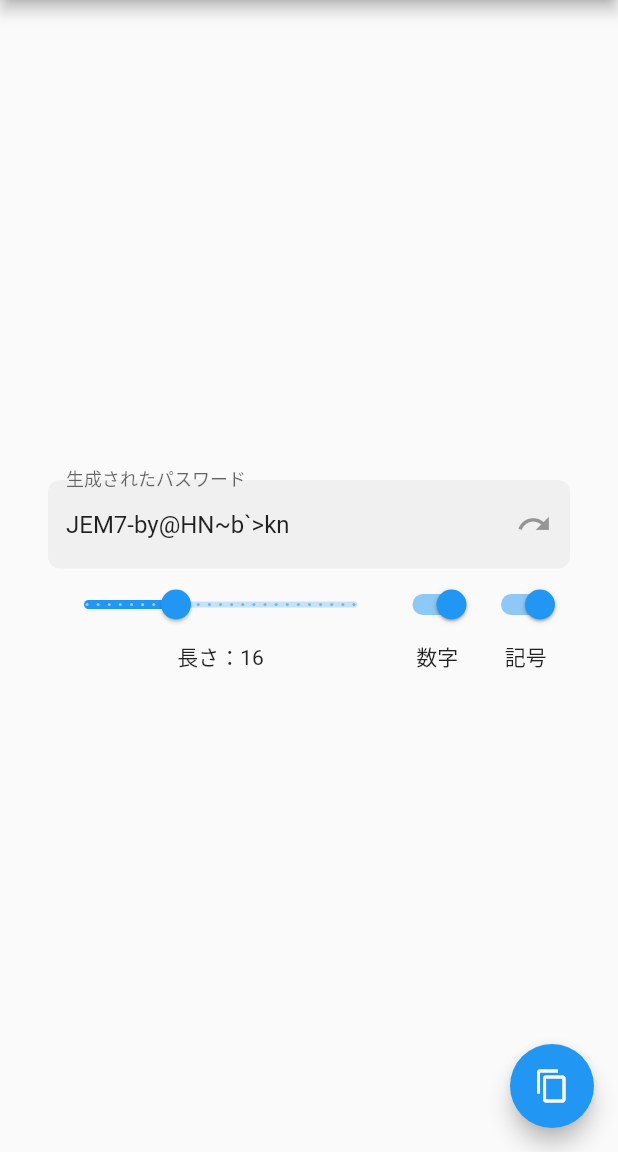
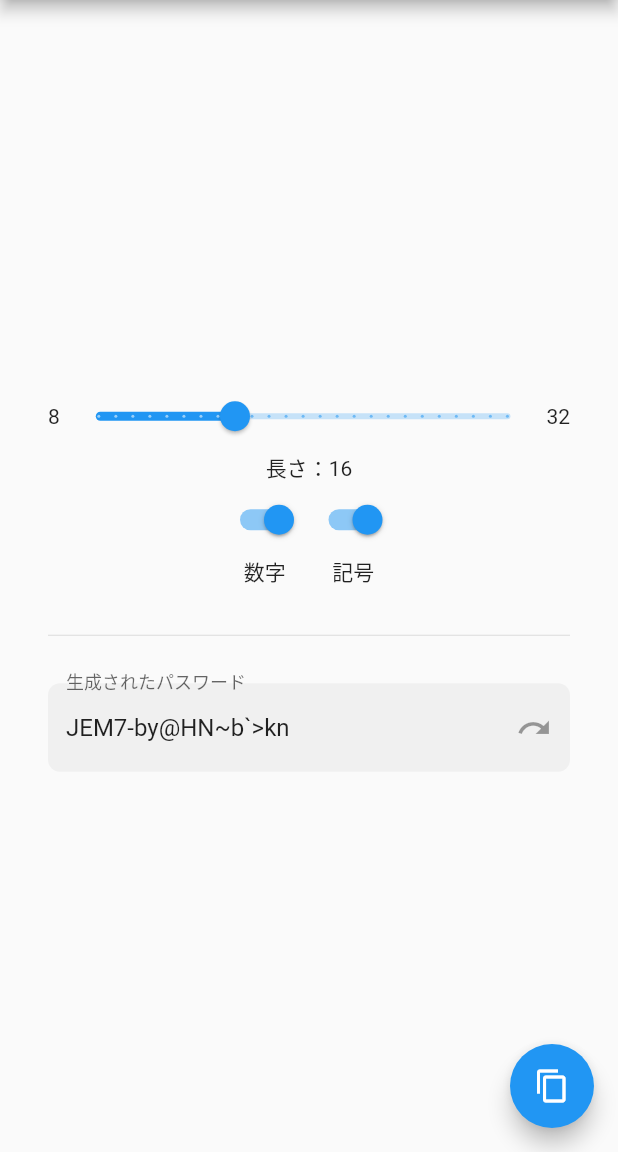
Before and after one commit to hdfln/password-generator, a Flutter app: the screen it shows after launch, on a phone screen of 412 x 824 dp, the part 84-1236 px from its top. Run offline on Flutter 3.47's test engine with Material 2 defaults, Android fonts, the phone set to English and light mode, and no system bars.

Commit message:
Change Order

```diff
--- a/lib/main.dart
+++ b/lib/main.dart
@@ -32,6 +32,8 @@ class MyHomePage extends StatefulWidget {
 }
 
 class _MyHomePageState extends State<MyHomePage> {
+  final int _minLength = 8;
+  final int _maxLength = 32;
   int _length = 16;
   bool _withNumber = true;
   bool _withSymbol = true;
@@ -72,6 +74,56 @@ class _MyHomePageState extends State<MyHomePage> {
           child: Column(
             mainAxisAlignment: MainAxisAlignment.center,
             children: <Widget>[
+              Column(
+                children: [
+                  Row(
+                    children: [
+                      Text(_minLength.toString()),
+                      Expanded(
+                        child: Slider(
+                          value: _length.toDouble(),
+                          min: _minLength.toDouble(),
+                          max: _maxLength.toDouble(),
+                          divisions: _maxLength - _minLength,
+                          label: _length.toString(),
+                          onChanged: (double value) {
+                            setState(() {
+                              _length = value.round().toInt();
+                              _updatePassword();
+                            });
+                          },
+                        ),
+                      ),
+                      Text(_maxLength.toString()),
+                    ],
+                  ),
+                  Text('長さ：$_length'),
+                  Row(
+                    mainAxisAlignment: MainAxisAlignment.center,
+                    children: [
+                      SwitchWithLabel(
+                        label: '数字',
+                        callbackOnChanged: (bool? value) {
+                          setState(() {
+                            _withNumber = value!;
+                            _updatePassword();
+                          });
+                        },
+                      ),
+                      SwitchWithLabel(
+                        label: '記号',
+                        callbackOnChanged: (bool? value) {
+                          setState(() {
+                            _withSymbol = value!;
+                            _updatePassword();
+                          });
+                        },
+                      ),
+                    ],
+                  ),
+                ],
+              ),
+              Divider(height: 64),
               TextFormField(
                 controller: _controller,
                 readOnly: true,
@@ -100,49 +152,6 @@ class _MyHomePageState extends State<MyHomePage> {
                     },
                   ),
                 ),
-              ),
-              Row(
-                mainAxisAlignment: MainAxisAlignment.center,
-                children: [
-                  Expanded(
-                    child: Column(
-                      children: [
-                        Slider(
-                          value: _length.toDouble(),
-                          min: 8,
-                          max: 32,
-                          divisions: 24,
-                          label: _length.toString(),
-                          onChanged: (double value) {
-                            setState(() {
-                              _length = value.round().toInt();
-                              _updatePassword();
-                            });
-                          },
-                        ),
-                        Text('長さ：$_length'),
-                      ],
-                    ),
-                  ),
-                  SwitchWithLabel(
-                    label: '数字',
-                    callbackOnChanged: (bool? value) {
-                      setState(() {
-                        _withNumber = value!;
-                        _updatePassword();
-                      });
-                    },
-                  ),
-                  SwitchWithLabel(
-                    label: '記号',
-                    callbackOnChanged: (bool? value) {
-                      setState(() {
-                        _withSymbol = value!;
-                        _updatePassword();
-                      });
-                    },
-                  ),
-                ],
               ),
             ],
           ),
```
